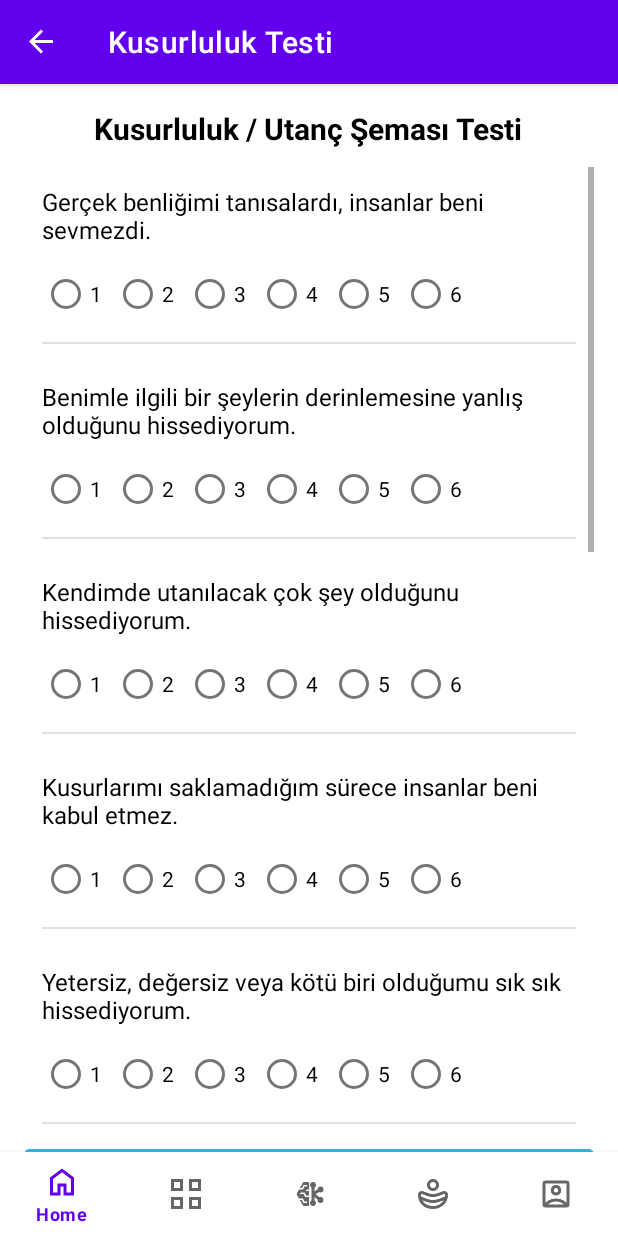
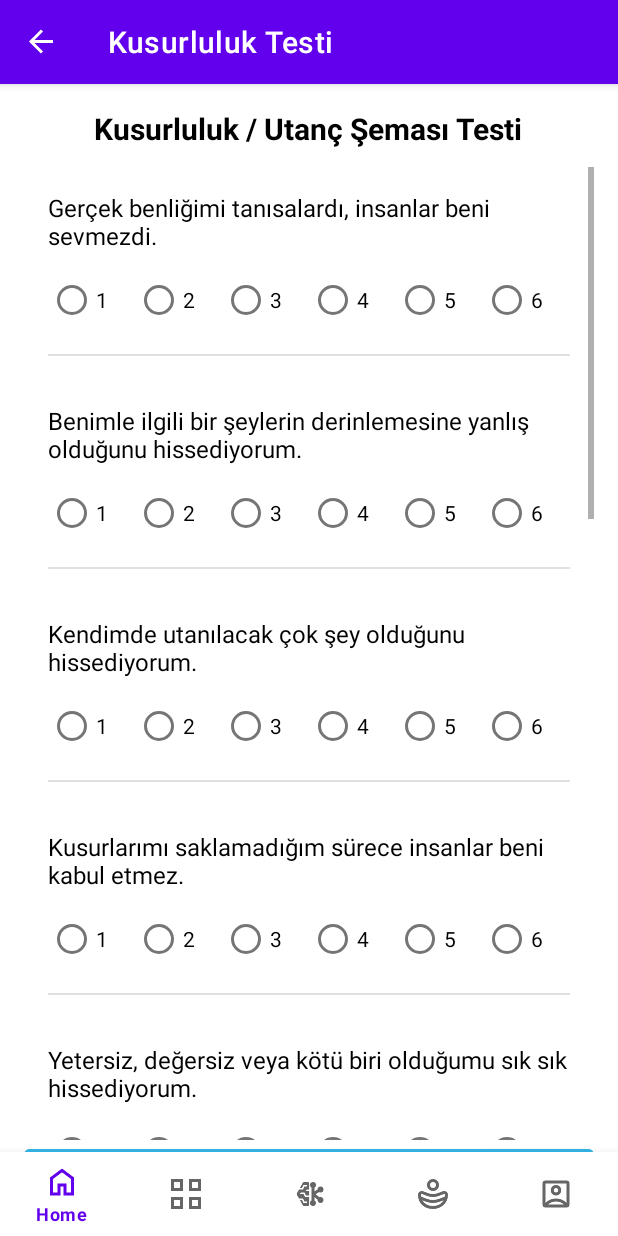
Before and after one commit to mahinurbulanikoglu/Emotimate, an Android app: the SemaFragment screen opened through its navigation route, after a tap on "Kusurluluk / Utanç", on a phone screen of 412 x 824 dp. Run offline under Robolectric (Android 15) with nearby library versions, the phone set to English and light mode, and no system bars; our stand-ins replace navigation-ui.

Commit message:
Testler sayfası hataları düzenlendi, terk edilme testi eklendi.

```diff
--- a/app/src/main/java/com/mahinurbulanikoglu/emotimate/ui/Testler/SemaFragment.kt
+++ b/app/src/main/java/com/mahinurbulanikoglu/emotimate/ui/Testler/SemaFragment.kt
@@ -29,16 +29,19 @@ class SemaFragment : Fragment() {
 
         recyclerView = view.findViewById(R.id.recyclerViewSchemaCategories)
 
+        // İki test kategorisini listeye ekle
         val categories = listOf(
-            SchemaCategory("Kusurluluk / Utanç")
-            // Diğer testleri buraya eklersin
+            SchemaCategory("Kusurluluk / Utanç"),
+            SchemaCategory("Terkedilme")  // Yeni eklenen kategori
         )
 
         adapter = SchemaCategoryAdapter(categories) { category ->
             when (category.title) {
                 "Kusurluluk / Utanç" -> {
                     findNavController().navigate(R.id.action_semaFragment_to_kusurlulukTestiFragment)
-
+                }
+                "Terkedilme" -> {
+                    findNavController().navigate(R.id.action_semaFragment_to_terkedilmeTestiFragment)
                 }
             }
         }
--- a/app/src/main/java/com/mahinurbulanikoglu/emotimate/ui/Testler/TestlerFragment.kt
+++ b/app/src/main/java/com/mahinurbulanikoglu/emotimate/ui/Testler/TestlerFragment.kt
@@ -21,9 +21,9 @@ class TestlerFragment : Fragment() {
     override fun onViewCreated(view: View, savedInstanceState: Bundle?) {
         super.onViewCreated(view, savedInstanceState)
 
+        // Şema Testleri butonuna tıklama işlevi
         view.findViewById<Button>(R.id.btnSchemaTests).setOnClickListener {
-            // Güvenli navController kullanımı
-            findNavController().navigate(R.id.action_testlerFragment_to_semaFragment)
+            findNavController().navigate(R.id.action_navigation_testler_to_semaFragment)
         }
     }
 }
--- a/app/src/main/res/layout/item_schema_question.xml
+++ b/app/src/main/res/layout/item_schema_question.xml
@@ -3,7 +3,7 @@
     android:layout_width="match_parent"
     android:layout_height="wrap_content"
     android:orientation="vertical"
-    android:padding="12dp"
+    android:padding="16dp"
     android:background="@android:color/white">
 
     <TextView
@@ -13,24 +13,62 @@
         android:text="Soru buraya gelecek"
         android:textSize="16sp"
         android:textColor="@android:color/black"
-        android:paddingBottom="8dp" />
+        android:paddingBottom="8dp"
+        android:maxLines="2"
+        android:ellipsize="end" />
 
     <RadioGroup
         android:id="@+id/radioGroup"
         android:layout_width="match_parent"
         android:layout_height="wrap_content"
         android:orientation="horizontal"
-        android:layout_marginBottom="8dp">
+        android:layout_marginBottom="12dp">
 
-        <RadioButton android:id="@+id/radio1" android:text="1" android:layout_width="wrap_content" android:layout_height="wrap_content"/>
-        <RadioButton android:id="@+id/radio2" android:text="2" android:layout_width="wrap_content" android:layout_height="wrap_content"/>
-        <RadioButton android:id="@+id/radio3" android:text="3" android:layout_width="wrap_content" android:layout_height="wrap_content"/>
-        <RadioButton android:id="@+id/radio4" android:text="4" android:layout_width="wrap_content" android:layout_height="wrap_content"/>
-        <RadioButton android:id="@+id/radio5" android:text="5" android:layout_width="wrap_content" android:layout_height="wrap_content"/>
-        <RadioButton android:id="@+id/radio6" android:text="6" android:layout_width="wrap_content" android:layout_height="wrap_content"/>
+        <!-- RadioButton'lar için layout_weight ile eşit genişlik -->
+        <RadioButton
+            android:id="@+id/radio1"
+            android:text="1"
+            android:layout_width="0dp"
+            android:layout_height="wrap_content"
+            android:layout_weight="1"/>
 
+        <RadioButton
+            android:id="@+id/radio2"
+            android:text="2"
+            android:layout_width="0dp"
+            android:layout_height="wrap_content"
+            android:layout_weight="1"/>
+
+        <RadioButton
+            android:id="@+id/radio3"
+            android:text="3"
+            android:layout_width="0dp"
+            android:layout_height="wrap_content"
+            android:layout_weight="1"/>
+
+        <RadioButton
+            android:id="@+id/radio4"
+            android:text="4"
+            android:layout_width="0dp"
+            android:layout_height="wrap_content"
+            android:layout_weight="1"/>
+
+        <RadioButton
+            android:id="@+id/radio5"
+            android:text="5"
+            android:layout_width="0dp"
+            android:layout_height="wrap_content"
+            android:layout_weight="1"/>
+
+        <RadioButton
+            android:id="@+id/radio6"
+            android:text="6"
+            android:layout_width="0dp"
+            android:layout_height="wrap_content"
+            android:layout_weight="1"/>
     </RadioGroup>
 
+    <!-- Görsel ayırıcı -->
     <View
         android:layout_width="match_parent"
         android:layout_height="1dp"
--- a/app/src/main/res/navigation/mobile_navigation.xml
+++ b/app/src/main/res/navigation/mobile_navigation.xml
@@ -3,6 +3,7 @@
     xmlns:app="http://schemas.android.com/apk/res-auto"
     xmlns:tools="http://schemas.android.com/tools"
     app:startDestination="@id/navigation_home">
+
 
     <!-- Ana Menü Fragmentları -->
     <fragment
@@ -35,7 +36,7 @@
         android:name="com.mahinurbulanikoglu.emotimate.ui.Testler.TestlerFragment"
         android:label="Testler">
         <action
-            android:id="@+id/action_testlerFragment_to_semaFragment"
+            android:id="@+id/action_navigation_testler_to_semaFragment"
             app:destination="@id/semaFragment" />
     </fragment>
 
@@ -48,6 +49,9 @@
         <action
             android:id="@+id/action_semaFragment_to_kusurlulukTestiFragment"
             app:destination="@id/kusurlulukTestiFragment" />
+        <action
+            android:id="@+id/action_semaFragment_to_terkedilmeTestiFragment"
+            app:destination="@id/navigation_terkedilme_testi" />
     </fragment>
 
     <!-- Kusurluluk Testi Fragment -->
@@ -56,4 +60,11 @@
         android:name="com.mahinurbulanikoglu.emotimate.ui.Testler.KusurlulukTestiFragment"
         android:label="Kusurluluk Testi"
         tools:layout="@layout/fragment_kusurluluk_testi" />
+
+    <fragment
+        android:id="@+id/navigation_terkedilme_testi"
+        android:name="com.mahinurbulanikoglu.emotimate.ui.Testler.TerkedilmeTestiFragment"
+        android:label="Terk Edilme Testi"
+        tools:layout="@layout/fragment_terkedilme_testi" />
+
 </navigation>
```
Also changed, not shown: app/src/main/java/com/mahinurbulanikoglu/emotimate/ui/Testler/TerkedilmeTestiFragment.kt (added, +68 -0 lines), app/src/main/res/layout/fragment_terkedilme_testi.xml (added, +29 -0 lines), app/src/main/res/layout/fragment_testler.xml (+24 -6 lines).
